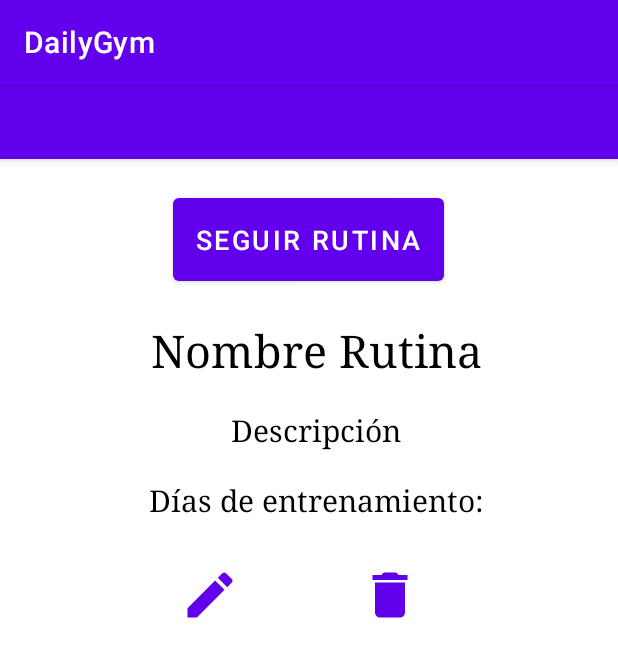
After one commit to PaulaOA/DailyGym, an Android app: the fragment DetallesRutinaFragment shown on its own in the app's theme, on a phone screen of 412 x 824 dp. The commit adds this screen. Shown: the top 657 px of the screen. Run offline under Robolectric (Android 15) with nearby library versions, the phone set to English and light mode, and no system bars; 3 statements that could not run were skipped.

Commit message:
Fragmento detalles Rutina

```diff
--- /dev/null
+++ b/app/src/main/java/com/example/dailygym/DetallesRutinaFragment.java
@@ -0,0 +1,66 @@
+package com.example.dailygym;
+
+import android.os.Bundle;
+
+import androidx.fragment.app.Fragment;
+
+import android.view.LayoutInflater;
+import android.view.View;
+import android.view.ViewGroup;
+import android.widget.LinearLayout;
+import android.widget.TextView;
+
+import java.util.List;
+
+public class DetallesRutinaFragment extends Fragment {
+   private static final String ARG_RUTINA = "rutina";
+   private Rutinas rutina;
+
+
+    public DetallesRutinaFragment() {
+        // Required empty public constructor
+    }
+    public static DetallesRutinaFragment newInstance(Rutinas rutina) {
+        DetallesRutinaFragment fragment = new DetallesRutinaFragment();
+        Bundle args = new Bundle();
+        args.putSerializable(ARG_RUTINA, rutina);
+        fragment.setArguments(args);
+        return fragment;
+    }
+
+    @Override
+    public void onCreate(Bundle savedInstanceState) {
+        super.onCreate(savedInstanceState);
+        if (getArguments() != null) {
+            rutina = (Rutinas) getArguments().getSerializable(ARG_RUTINA);
+        }
+    }
+
+    @Override
+    public View onCreateView(LayoutInflater inflater, ViewGroup container,
+                             Bundle savedInstanceState) {
+        View view = inflater.inflate(R.layout.fragment_detalles_rutina, container, false);
+        TextView textViewDetalleNombre = view.findViewById(R.id.textViewDetalleNombre);
+        TextView textViewDetalleDescripcion = view.findViewById(R.id.textViewDetalleDescripcion);
+
+        List<DiasEntreno> diasEntreno = rutina.getDiasEntreno();
+
+        textViewDetalleNombre.setText(rutina.getNombreRutina());
+        textViewDetalleDescripcion.setText(rutina.getDescripcionRutina());
+
+        LinearLayout layoutDiasEntreno = view.findViewById(R.id.layoutDiasEntreno);
+
+        if (diasEntreno != null) {
+            for (DiasEntreno diaEntreno : diasEntreno) {
+                View cardViewDia = inflater.inflate(R.layout.cardview_dia_entreno, layoutDiasEntreno, false);
+
+                TextView textViewNombreDia = cardViewDia.findViewById(R.id.textViewNombreDia);
+                textViewNombreDia.setText(diaEntreno.getNombreDia());
+
+                layoutDiasEntreno.addView(cardViewDia);
+            }
+        }
+        // Inflate the layout for this fragment
+        return view;
+    }
+}
--- a/app/src/main/java/com/example/dailygym/MainActivity.java
+++ b/app/src/main/java/com/example/dailygym/MainActivity.java
@@ -45,6 +45,7 @@ public class MainActivity extends AppCompatActivity {
         FragmentManager fragmentManager = getSupportFragmentManager();
         FragmentTransaction fragmentTransaction = fragmentManager.beginTransaction();
         fragmentTransaction.replace(R.id.contenedorMain, fragment);
+        fragmentTransaction.addToBackStack(null);
         fragmentTransaction.commit();
     }
 
--- a/app/src/main/java/com/example/dailygym/Rutinas.java
+++ b/app/src/main/java/com/example/dailygym/Rutinas.java
@@ -1,8 +1,9 @@
 package com.example.dailygym;
 
+import java.io.Serializable;
 import java.util.List;
 
-public class Rutinas {
+public class Rutinas implements Serializable {
     private int idRutina;
     private String nombreRutina;
     private String descripcionRutina;
--- /dev/null
+++ b/app/src/main/res/drawable/edit.xml
@@ -0,0 +1,5 @@
+<vector android:height="24dp" android:tint="#000000"
+    android:viewportHeight="24" android:viewportWidth="24"
+    android:width="24dp" xmlns:android="http://schemas.android.com/apk/res/android">
+    <path android:fillColor="@android:color/white" android:pathData="M3,17.25V21h3.75L17.81,9.94l-3.75,-3.75L3,17.25zM20.71,7.04c0.39,-0.39 0.39,-1.02 0,-1.41l-2.34,-2.34c-0.39,-0.39 -1.02,-0.39 -1.41,0l-1.83,1.83 3.75,3.75 1.83,-1.83z"/>
+</vector>
--- /dev/null
+++ b/app/src/main/res/drawable/flecha.xml
@@ -0,0 +1,5 @@
+<vector android:autoMirrored="true" android:height="24dp"
+    android:tint="#000000" android:viewportHeight="24"
+    android:viewportWidth="24" android:width="24dp" xmlns:android="http://schemas.android.com/apk/res/android">
+    <path android:fillColor="@android:color/white" android:pathData="M8.59,16.59L13.17,12 8.59,7.41 10,6l6,6 -6,6 -1.41,-1.41z"/>
+</vector>
--- /dev/null
+++ b/app/src/main/res/layout/fragment_detalles_rutina.xml
@@ -0,0 +1,130 @@
+<?xml version="1.0" encoding="utf-8"?>
+<androidx.constraintlayout.widget.ConstraintLayout xmlns:android="http://schemas.android.com/apk/res/android"
+    xmlns:app="http://schemas.android.com/apk/res-auto"
+    xmlns:tools="http://schemas.android.com/tools"
+    android:layout_width="match_parent"
+    android:layout_height="match_parent"
+    tools:context=".DetallesRutinaFragment"
+    android:id="@+id/contenedorDetallesRutina">
+
+    <com.google.android.material.appbar.AppBarLayout
+        android:id="@+id/appBarDetallesRutina"
+        android:layout_width="match_parent"
+        android:layout_height="50dp"
+        app:layout_constraintTop_toTopOf="parent"
+        app:layout_constraintStart_toStartOf="parent"
+        app:layout_constraintEnd_toEndOf="parent">
+
+    </com.google.android.material.appbar.AppBarLayout>
+
+    <LinearLayout
+        android:layout_width="match_parent"
+        android:layout_height="0dp"
+        android:orientation="vertical"
+        app:layout_constraintTop_toBottomOf="@id/appBarDetallesRutina"
+        app:layout_constraintBottom_toTopOf="@id/menuNavegacionDetallesRutina"
+        app:layout_constraintEnd_toEndOf="parent"
+        app:layout_constraintStart_toStartOf="parent">
+
+        <LinearLayout
+            android:id="@+id/layoutDetalles"
+            android:layout_width="match_parent"
+            android:layout_height="wrap_content"
+            android:orientation="vertical">
+
+            <Button
+                android:id="@+id/btnSeguirRutina"
+                android:layout_width="wrap_content"
+                android:layout_height="wrap_content"
+                android:layout_gravity="center"
+                android:layout_margin="20dp"
+                android:padding="15dp"
+                android:text="Seguir rutina"
+                android:textSize="18dp" />
+
+            <TextView
+                android:id="@+id/textViewDetalleNombre"
+                android:layout_width="match_parent"
+                android:layout_height="wrap_content"
+                android:fontFamily="serif"
+                android:gravity="center"
+                android:paddingLeft="10dp"
+                android:paddingBottom="10dp"
+                android:text="Nombre Rutina"
+                android:textColor="@color/black"
+                android:textSize="30dp" />
+
+            <TextView
+                android:id="@+id/textViewDetalleDescripcion"
+                android:layout_width="match_parent"
+                android:layout_height="wrap_content"
+                android:fontFamily="serif"
+                android:gravity="center"
+                android:paddingLeft="10dp"
+                android:paddingTop="10dp"
+                android:paddingBottom="10dp"
+                android:text="Descripción"
+                android:textColor="@color/black"
+                android:textSize="20dp" />
+
+            <TextView
+                android:id="@+id/textView1"
+                android:layout_width="match_parent"
+                android:layout_height="wrap_content"
+                android:fontFamily="serif"
+                android:gravity="center"
+                android:paddingLeft="10dp"
+                android:paddingTop="10dp"
+                android:paddingBottom="10dp"
+                android:text="Días de entrenamiento:"
+                android:textColor="@color/black"
+                android:textSize="20dp" />
+
+        </LinearLayout>
+
+        <LinearLayout
+            android:id="@+id/layoutDiasEntreno"
+            android:layout_width="match_parent"
+            android:layout_height="wrap_content"
+            android:orientation="vertical">
+        </LinearLayout>
+
+        <LinearLayout
+            android:id="@+id/layoutHorizontal"
+            android:layout_width="match_parent"
+            android:layout_height="80dp"
+            android:layout_gravity="bottom"
+            android:orientation="horizontal">
+
+            <Button
+                android:id="@+id/btnEditarRutina"
+                android:layout_width="40dp"
+                android:layout_height="40dp"
+                android:layout_gravity="center"
+                android:layout_marginLeft="120dp"
+                android:layout_marginRight="40dp"
+                android:background="@drawable/edit" />
+
+            <Button
+                android:id="@+id/btnEliminarRutina"
+                android:layout_width="40dp"
+                android:layout_height="40dp"
+                android:layout_gravity="center"
+                android:layout_marginLeft="40dp"
+                android:layout_marginRight="120dp"
+                android:background="@drawable/delete"
+                android:paddingTop="10dp"
+                android:paddingBottom="10dp" />
+        </LinearLayout>
+    </LinearLayout>
+
+
+    <com.google.android.material.bottomnavigation.BottomNavigationView
+        android:id="@+id/menuNavegacionDetallesRutina"
+        android:layout_width="match_parent"
+        android:layout_height="wrap_content"
+        android:background="@color/white"
+        app:layout_constraintBottom_toBottomOf="parent"
+        app:layout_constraintStart_toStartOf="parent"
+        app:layout_constraintEnd_toEndOf="parent" />
+</androidx.constraintlayout.widget.ConstraintLayout>
--- a/app/src/main/res/layout/fragment_rutinas.xml
+++ b/app/src/main/res/layout/fragment_rutinas.xml
@@ -37,9 +37,9 @@
                 android:fontFamily="serif"
                 android:paddingLeft="10dp"
                 android:paddingTop="10dp"
-                android:text="¡Hola de nuevo!"
                 android:textColor="@color/black"
-                android:textSize="30dp" />
+                android:textSize="30dp"
+                android:text="¡Hola de nuevo!"/>
 
             <TextView
                 android:id="@+id/textView3"
```
Also changed, not shown: app/src/main/java/com/example/dailygym/RutinasAdapter.java (+10 -0 lines), app/src/main/res/layout/cardview_dia_entreno.xml (added, +39 -0 lines).
